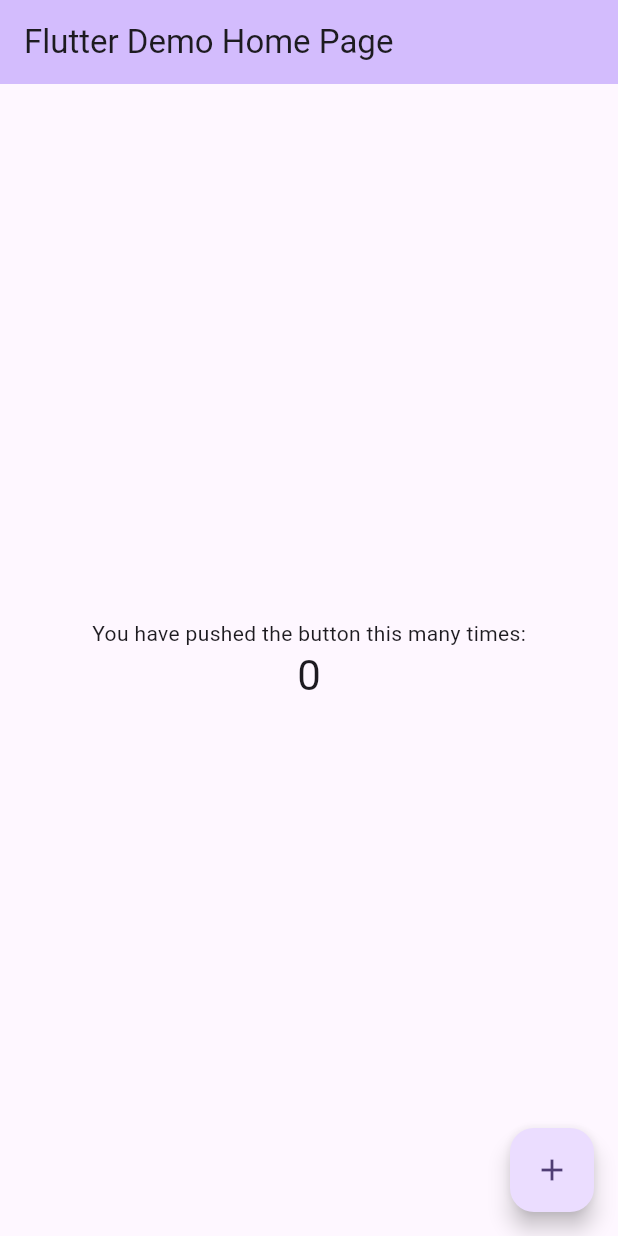
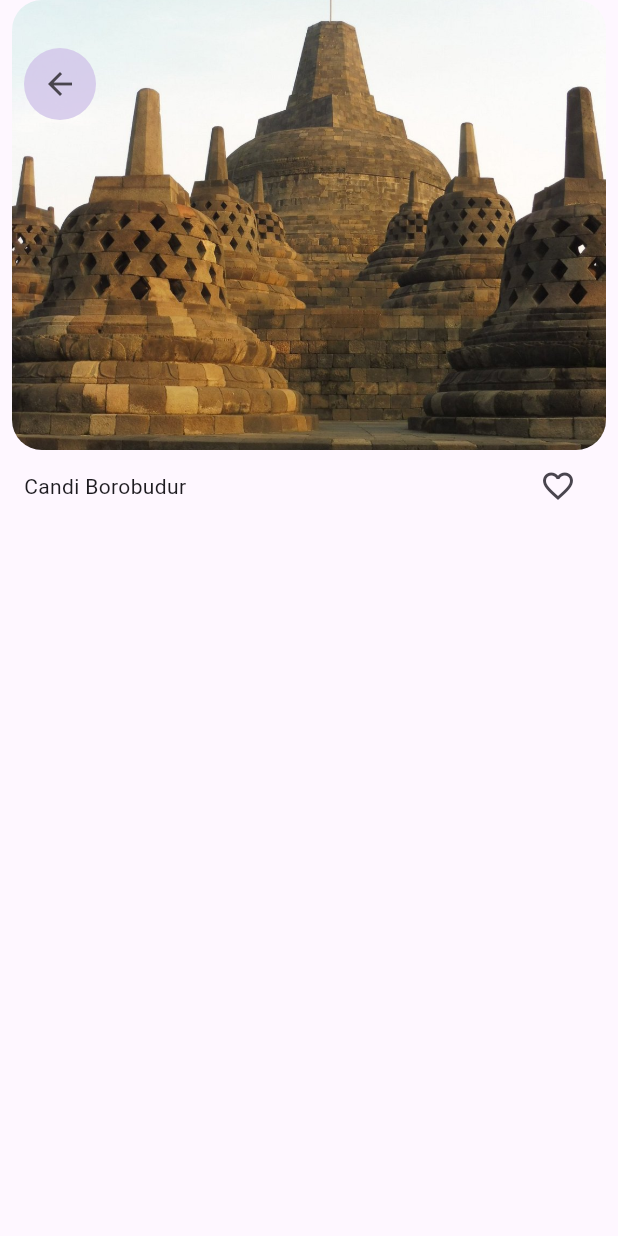
Before and after one commit to Mobile-Programming-MDP/materi-latihan-flutter-FernandoFeliansyah, a Flutter app: the screen it shows after launch, on a phone screen of 412 x 824 dp. Run offline on Flutter 3.47's test engine with Material 2 defaults, Android fonts, the phone set to English and light mode, and no system bars.

Commit message:
wisata_candi

```diff
--- /dev/null
+++ b/wisata_candi/lib/screen/detail_screen.dart
@@ -0,0 +1,71 @@
+import 'package:flutter/material.dart';
+import 'package:wisata_candi/models/candi.dart';
+
+class DetailScreen extends StatelessWidget {
+  final Candi candi;
+  const DetailScreen({super.key, required this.candi});
+
+  @override
+  Widget build(BuildContext context) {
+    return Scaffold(
+      body: Column(
+        children: [
+          Stack(
+            children: [
+              //image utama
+              Padding(
+                padding: const EdgeInsets.symmetric(horizontal: 8.0),
+                child: ClipRRect(
+                  borderRadius: BorderRadius.circular(20),
+                  child: Image.asset(
+                    candi.imageAsset,
+                    width: double.infinity,
+                    height: 300,
+                    fit: BoxFit.cover,
+                  ),
+                ),
+              ),
+              //tombol back custom
+              Padding(
+                padding: const EdgeInsets.symmetric(horizontal: 16, vertical: 32),
+                child: Container(
+                  decoration: BoxDecoration(
+                    color: Colors.deepPurple[100]?.withOpacity(0.8),
+                    shape: BoxShape.circle,
+                  ),
+                  child: IconButton(
+                    onPressed: () {},
+                    icon: const Icon(
+                      Icons.arrow_back,
+                    ),
+                  ),
+                ),
+              )
+            ],
+          ),
+          Padding(
+            padding: const EdgeInsets.symmetric(horizontal: 16),
+            child: Column(
+              children: [
+                //info atas (nama candi dan tombol favorit)
+                Row(
+                  mainAxisAlignment: MainAxisAlignment.spaceBetween,
+                  children: [
+                    Text(candi.name),
+                    IconButton(
+                      onPressed: () {},
+                      icon: Icon(Icons.favorite_border)
+                      )
+                  ],
+                )
+                //info tengah (lokasi, dibangun, tipe)
+                //info bawah (deskripsi)
+              ],
+            ),)
+        ],
+      ),
+    );
+  }
+
+
+}
--- a/wisata_candi/lib/widgets/main.dart
+++ b/wisata_candi/lib/widgets/main.dart
@@ -1,4 +1,6 @@
 import 'package:flutter/material.dart';
+import 'package:wisata_candi/data/candi_data.dart';
+import 'package:wisata_candi/screen/detail_screen.dart';
 
 void main() {
   runApp(const MyApp());
@@ -11,115 +13,12 @@ class MyApp extends StatelessWidget {
   @override
   Widget build(BuildContext context) {
     return MaterialApp(
-      title: 'Flutter Demo',
+      title: 'Wisata Candi',
       theme: ThemeData(
-        // This is the theme of your application.
-        //
-        // TRY THIS: Try running your application with "flutter run". You'll see
-        // the application has a blue toolbar. Then, without quitting the app,
-        // try changing the seedColor in the colorScheme below to Colors.green
-        // and then invoke "hot reload" (save your changes or press the "hot
-        // reload" button in a Flutter-supported IDE, or press "r" if you used
-        // the command line to start the app).
-        //
-        // Notice that the counter didn't reset back to zero; the application
-        // state is not lost during the reload. To reset the state, use hot
-        // restart instead.
-        //
-        // This works for code too, not just values: Most code changes can be
-        // tested with just a hot reload.
         colorScheme: ColorScheme.fromSeed(seedColor: Colors.deepPurple),
         useMaterial3: true,
       ),
-      home: const MyHomePage(title: 'Flutter Demo Home Page'),
+      home: DetailScreen(candi: candiList[0]),
     );
   }
 }
-
-class MyHomePage extends StatefulWidget {
-  const MyHomePage({super.key, required this.title});
-
-  // This widget is the home page of your application. It is stateful, meaning
-  // that it has a State object (defined below) that contains fields that affect
-  // how it looks.
-
-  // This class is the configuration for the state. It holds the values (in this
-  // case the title) provided by the parent (in this case the App widget) and
-  // used by the build method of the State. Fields in a Widget subclass are
-  // always marked "final".
-
-  final String title;
-
-  @override
-  State<MyHomePage> createState() => _MyHomePageState();
-}
-
-class _MyHomePageState extends State<MyHomePage> {
-  int _counter = 0;
-
-  void _incrementCounter() {
-    setState(() {
-      // This call to setState tells the Flutter framework that something has
-      // changed in this State, which causes it to rerun the build method below
-      // so that the display can reflect the updated values. If we changed
-      // _counter without calling setState(), then the build method would not be
-      // called again, and so nothing would appear to happen.
-      _counter++;
-    });
-  }
-
-  @override
-  Widget build(BuildContext context) {
-    // This method is rerun every time setState is called, for instance as done
-    // by the _incrementCounter method above.
-    //
-    // The Flutter framework has been optimized to make rerunning build methods
-    // fast, so that you can just rebuild anything that needs updating rather
-    // than having to individually change instances of widgets.
-    return Scaffold(
-      appBar: AppBar(
-        // TRY THIS: Try changing the color here to a specific color (to
-        // Colors.amber, perhaps?) and trigger a hot reload to see the AppBar
-        // change color while the other colors stay the same.
-        backgroundColor: Theme.of(context).colorScheme.inversePrimary,
-        // Here we take the value from the MyHomePage object that was created by
-        // the App.build method, and use it to set our appbar title.
-        title: Text(widget.title),
-      ),
-      body: Center(
-        // Center is a layout widget. It takes a single child and positions it
-        // in the middle of the parent.
-        child: Column(
-          // Column is also a layout widget. It takes a list of children and
-          // arranges them vertically. By default, it sizes itself to fit its
-          // children horizontally, and tries to be as tall as its parent.
-          //
-          // Column has various properties to control how it sizes itself and
-          // how it positions its children. Here we use mainAxisAlignment to
-          // center the children vertically; the main axis here is the vertical
-          // axis because Columns are vertical (the cross axis would be
-          // horizontal).
-          //
-          // TRY THIS: Invoke "debug painting" (choose the "Toggle Debug Paint"
-          // action in the IDE, or press "p" in the console), to see the
-          // wireframe for each widget.
-          mainAxisAlignment: MainAxisAlignment.center,
-          children: <Widget>[
-            const Text(
-              'You have pushed the button this many times:',
-            ),
-            Text(
-              '$_counter',
-              style: Theme.of(context).textTheme.headlineMedium,
-            ),
-          ],
-        ),
-      ),
-      floatingActionButton: FloatingActionButton(
-        onPressed: _incrementCounter,
-        tooltip: 'Increment',
-        child: const Icon(Icons.add),
-      ), // This trailing comma makes auto-formatting nicer for build methods.
-    );
-  }
-}
--- a/wisata_candi/pubspec.yaml
+++ b/wisata_candi/pubspec.yaml
@@ -59,8 +59,8 @@ flutter:
   uses-material-design: true
 
   # To add assets to your application, add an assets section, like this:
-  # assets:
-  #   - images/a_dot_burr.jpeg
+  assets:
+   - images/
   #   - images/a_dot_ham.jpeg
 
   # An image asset can refer to one or more resolution-specific "variants", see
```
